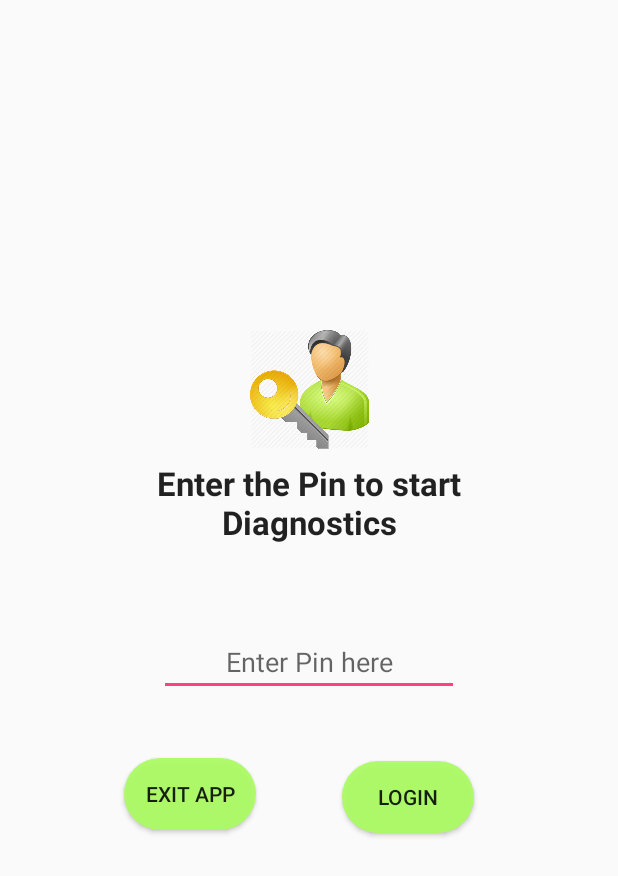
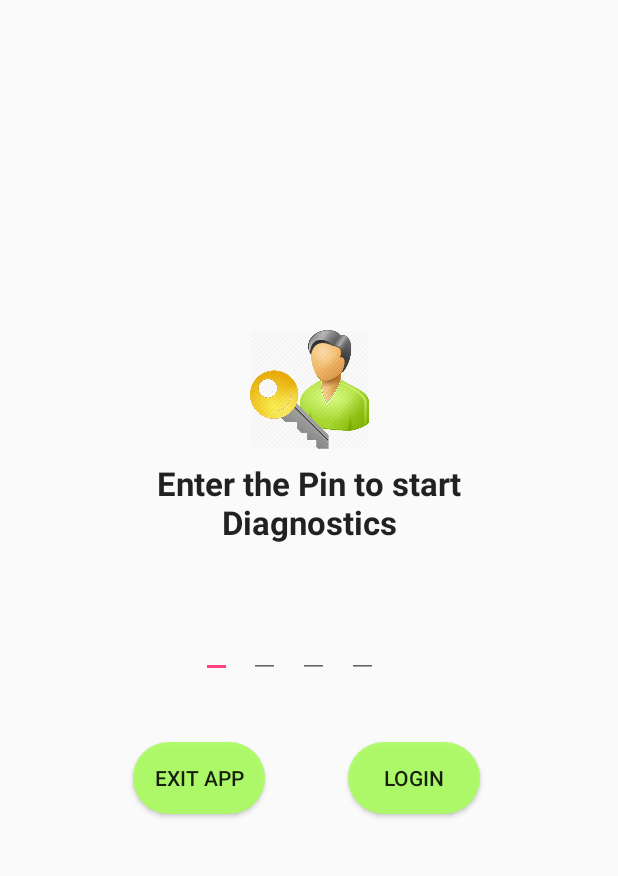
Before and after one commit to ABCRATUL/MobileDiagonisticApp, an Android app: the layout activity_pin_check.xml on its own in the app's theme, with its tools: preview values and no code run, on a phone screen of 412 x 824 dp. Shown: the top 876 px of the screen. Run offline under Robolectric (Android 15) with nearby library versions, the phone set to English and light mode, and no system bars.

Commit message:
Added the Passcode code UI.

```diff
--- a/app/src/main/java/com/hyperxchange/pronoymukherjee/hyperxchangediagnosticnew/Activities/PinCheckActivity.java
+++ b/app/src/main/java/com/hyperxchange/pronoymukherjee/hyperxchangediagnosticnew/Activities/PinCheckActivity.java
@@ -4,11 +4,13 @@ import android.support.v7.app.AppCompatActivity;
 import android.os.Bundle;
 import android.support.v7.widget.AppCompatButton;
 import android.support.v7.widget.AppCompatEditText;
+import android.text.Editable;
+import android.text.TextWatcher;
 
 import com.hyperxchange.pronoymukherjee.hyperxchangediagnosticnew.R;
 
 public class PinCheckActivity extends AppCompatActivity {
-    AppCompatEditText _pinNumber;
+    AppCompatEditText _pin1, _pin2, _pin3, _pin4;
     AppCompatButton _loginButton, _exitButton;
 
     @Override
@@ -18,10 +20,29 @@ public class PinCheckActivity extends AppCompatActivity {
         setTitle("");
         this.setFinishOnTouchOutside(false);
         initializeViews();
+        _pin1.addTextChangedListener(new TextWatcher() {
+            @Override
+            public void beforeTextChanged(CharSequence s, int start, int count, int after) {
+
+            }
+
+            @Override
+            public void onTextChanged(CharSequence s, int start, int before, int count) {
+
+            }
+
+            @Override
+            public void afterTextChanged(Editable s) {
+
+            }
+        });
     }
 
     private void initializeViews() {
-        _pinNumber = findViewById(R.id.pinEnter);
+        _pin1 = findViewById(R.id.pin1);
+        _pin2 = findViewById(R.id.pin2);
+        _pin3 = findViewById(R.id.pin3);
+        _pin4 = findViewById(R.id.pin4);
         _loginButton = findViewById(R.id.submitPin);
         _exitButton = findViewById(R.id.exitAppPin);
     }
--- a/app/src/main/res/layout/activity_pin_check.xml
+++ b/app/src/main/res/layout/activity_pin_check.xml
@@ -36,47 +36,74 @@
         app:layout_constraintTop_toBottomOf="@+id/appCompatImageView6" />
 
     <android.support.v7.widget.AppCompatEditText
-        android:id="@+id/pinEnter"
-        android:layout_width="200dp"
+        android:id="@+id/pin1"
+        android:layout_width="wrap_content"
         android:layout_height="wrap_content"
         android:layout_marginEnd="8dp"
         android:layout_marginStart="8dp"
-        android:layout_marginTop="56dp"
-        android:gravity="center"
-        android:hint="@string/enter_pin_here"
-        android:inputType="number"
+        android:layout_marginTop="44dp"
+        app:layout_constraintEnd_toStartOf="@+id/pin2"
+        app:layout_constraintHorizontal_bias="0.953"
+        app:layout_constraintStart_toStartOf="parent"
+        app:layout_constraintTop_toBottomOf="@+id/appCompatTextView7" >
+        <requestFocus/>
+    </android.support.v7.widget.AppCompatEditText>
+
+    <android.support.v7.widget.AppCompatEditText
+        android:id="@+id/pin2"
+        android:layout_width="wrap_content"
+        android:layout_height="wrap_content"
+        android:layout_marginEnd="12dp"
+        android:layout_marginTop="44dp"
+        app:layout_constraintEnd_toStartOf="@+id/pin3"
+        app:layout_constraintTop_toBottomOf="@+id/appCompatTextView7" />
+
+    <android.support.v7.widget.AppCompatEditText
+        android:id="@+id/pin3"
+        android:layout_width="wrap_content"
+        android:layout_height="wrap_content"
+        android:layout_marginEnd="12dp"
+        android:layout_marginTop="44dp"
+        app:layout_constraintEnd_toStartOf="@+id/pin4"
+        app:layout_constraintTop_toBottomOf="@+id/appCompatTextView7" />
+
+    <android.support.v7.widget.AppCompatEditText
+        android:id="@+id/pin4"
+        android:layout_width="wrap_content"
+        android:layout_height="wrap_content"
+        android:layout_marginEnd="104dp"
+        android:layout_marginTop="44dp"
         app:layout_constraintEnd_toEndOf="parent"
-        app:layout_constraintStart_toStartOf="parent"
         app:layout_constraintTop_toBottomOf="@+id/appCompatTextView7" />
 
     <android.support.v7.widget.AppCompatButton
         android:id="@+id/submitPin"
         android:layout_width="wrap_content"
         android:layout_height="wrap_content"
-        android:layout_marginBottom="8dp"
-        android:layout_marginEnd="40dp"
-        android:layout_marginTop="36dp"
+        android:layout_marginBottom="64dp"
+        android:layout_marginEnd="36dp"
+        android:layout_marginTop="8dp"
+        android:background="@drawable/rectangle_rounded_shape"
         android:text="@string/login"
-        android:background="@drawable/rectangle_rounded_shape"
         app:layout_constraintBottom_toBottomOf="parent"
         app:layout_constraintEnd_toEndOf="parent"
-        app:layout_constraintTop_toBottomOf="@+id/pinEnter"
-        app:layout_constraintVertical_bias="0.136" />
+        app:layout_constraintTop_toBottomOf="@+id/pin3"
+        app:layout_constraintVertical_bias="0.871" />
 
     <android.support.v7.widget.AppCompatButton
         android:id="@+id/exitAppPin"
         android:layout_width="wrap_content"
         android:layout_height="wrap_content"
-        android:layout_marginBottom="8dp"
+        android:layout_marginBottom="64dp"
         android:layout_marginEnd="8dp"
         android:layout_marginStart="16dp"
-        android:layout_marginTop="36dp"
+        android:layout_marginTop="8dp"
         android:background="@drawable/rectangle_rounded_shape"
         android:text="@string/exit_app"
         app:layout_constraintBottom_toBottomOf="parent"
         app:layout_constraintEnd_toStartOf="@+id/submitPin"
-        app:layout_constraintHorizontal_bias="0.183"
+        app:layout_constraintHorizontal_bias="0.265"
         app:layout_constraintStart_toStartOf="parent"
-        app:layout_constraintTop_toBottomOf="@+id/pinEnter"
-        app:layout_constraintVertical_bias="0.09" />
+        app:layout_constraintTop_toBottomOf="@+id/pin2"
+        app:layout_constraintVertical_bias="0.871" />
 </android.support.constraint.ConstraintLayout>
```
